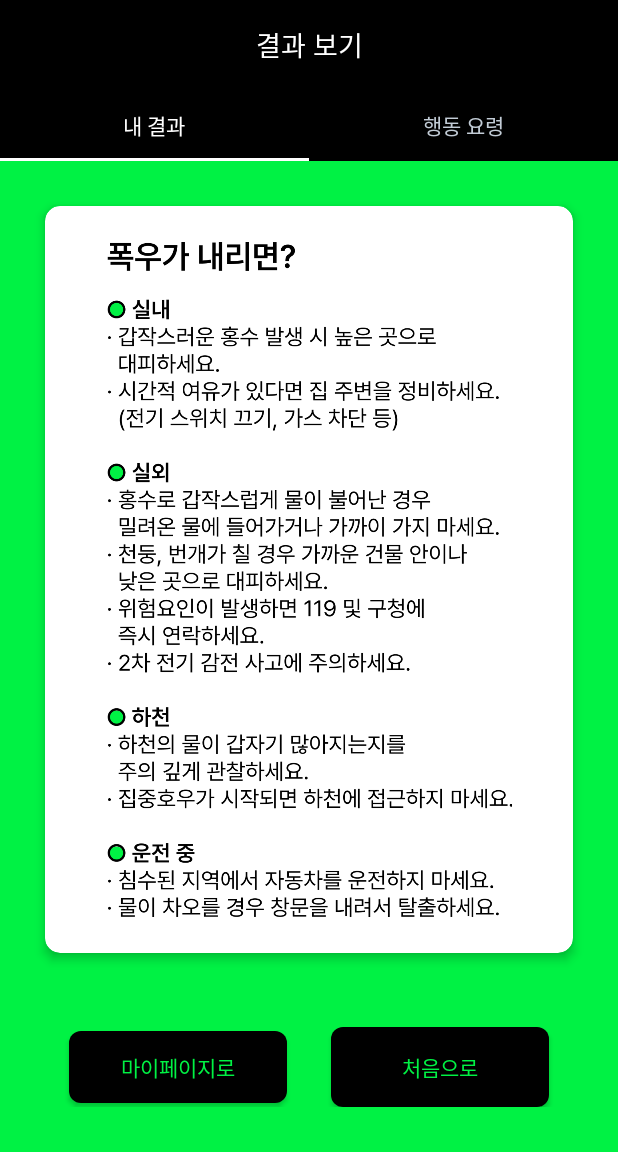
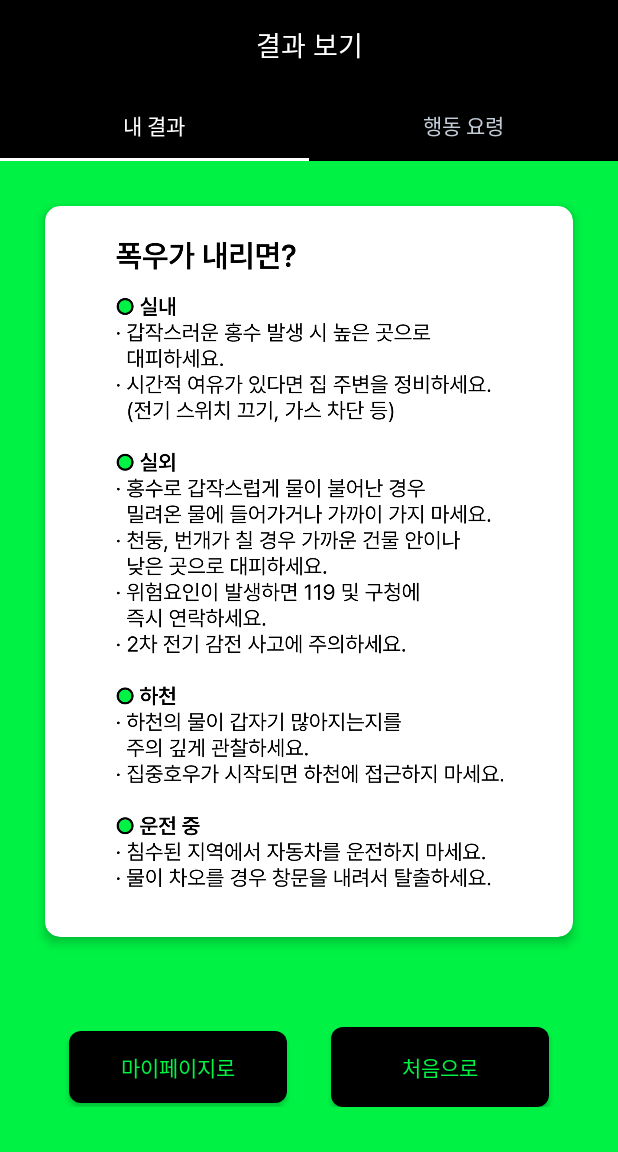
Before and after one commit to SOPKATHON-9th/Damin-AOS, an Android app: the fragment ActionRulesFragment placed in its activity, on a phone screen of 412 x 824 dp, the part 84-1236 px from its top. Run offline under Robolectric (Android 15) with nearby library versions, the phone set to English and light mode, and no system bars; our stand-ins replace Timber, data binding; libraries missing offline, so code that uses them is left out: com.jakewharton.retrofit2.

Commit message:
fix: 재난 행동 요령 이미지뷰 높이 조정

```diff
--- a/app/src/main/res/layout/fragment_action_rules.xml
+++ b/app/src/main/res/layout/fragment_action_rules.xml
@@ -15,26 +15,20 @@
 
         <com.google.android.material.card.MaterialCardView
             android:layout_width="match_parent"
-            android:layout_height="wrap_content"
+            android:layout_height="0dp"
             android:layout_margin="30dp"
             app:cardCornerRadius="10dp"
             app:cardElevation="4dp"
-            app:layout_constraintTop_toTopOf="parent"
+            app:layout_constraintBottom_toBottomOf="parent"
             app:layout_constraintEnd_toEndOf="parent"
-            app:layout_constraintStart_toStartOf="parent">
-
-            <!--            <TextView-->
-            <!--                android:id="@+id/tv_action_rules"-->
-            <!--                android:layout_width="match_parent"-->
-            <!--                android:layout_height="match_parent"-->
-            <!--                android:layout_margin="16dp"-->
-            <!--                style="@style/H3Headline"/>-->
+            app:layout_constraintStart_toStartOf="parent"
+            app:layout_constraintTop_toTopOf="parent">
 
             <ImageView
                 android:layout_width="wrap_content"
-                android:layout_height="450dp"
+                android:layout_height="430dp"
                 android:layout_margin="24dp"
-                android:src="@drawable/iv_mock_action_rules"/>
+                android:src="@drawable/iv_mock_action_rules" />
 
         </com.google.android.material.card.MaterialCardView>
 
```
